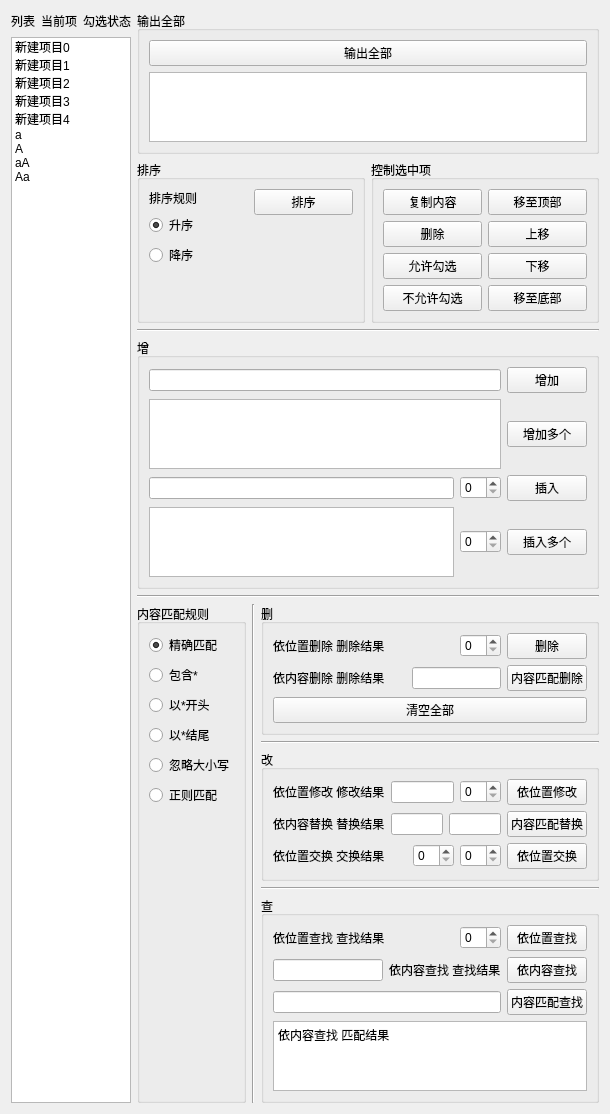
Old version of the form 代码/4.PySide6中常用部件API的使用/列表/List.ui in the repository H1DDENADM1N/pyside6-python3-tutorial.
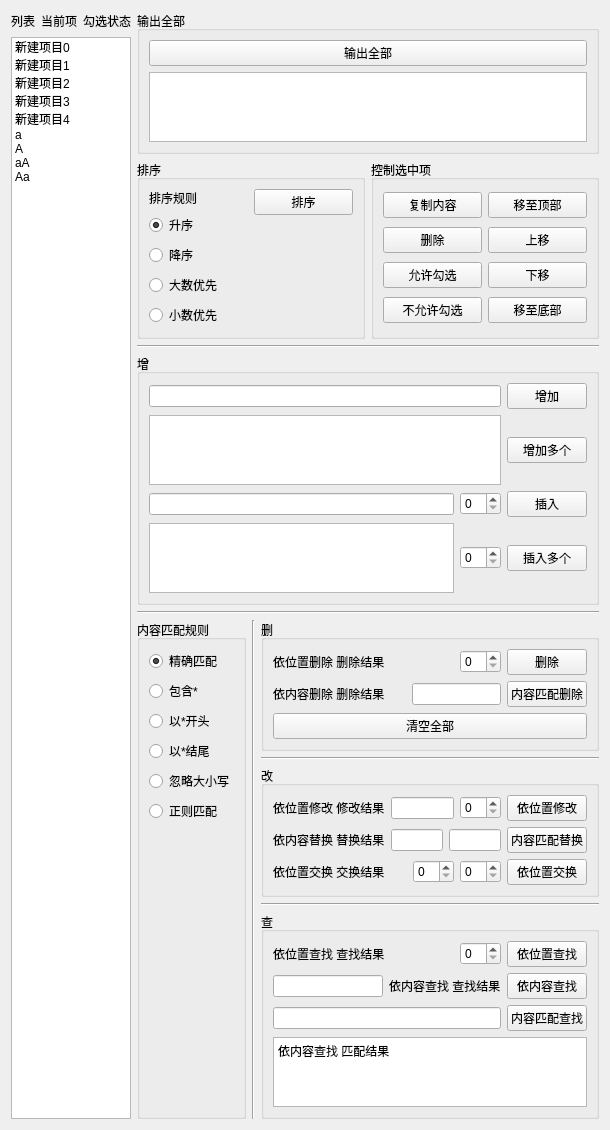
New version of the form.

The edit to the form file:
```diff
--- a/代码/4.PySide6中常用部件API的使用/列表/List.ui
+++ b/代码/4.PySide6中常用部件API的使用/列表/List.ui
@@ -187,6 +187,26 @@
                 </attribute>
                </widget>
               </item>
+              <item>
+               <widget class="QRadioButton" name="radioButton_max_order">
+                <property name="text">
+                 <string>大数优先</string>
+                </property>
+                <attribute name="buttonGroup">
+                 <string notr="true">buttonGroup</string>
+                </attribute>
+               </widget>
+              </item>
+              <item>
+               <widget class="QRadioButton" name="radioButton_min_order">
+                <property name="text">
+                 <string>小数优先</string>
+                </property>
+                <attribute name="buttonGroup">
+                 <string notr="true">buttonGroup</string>
+                </attribute>
+               </widget>
+              </item>
               <item>
                <spacer name="verticalSpacer">
                 <property name="orientation">
```
